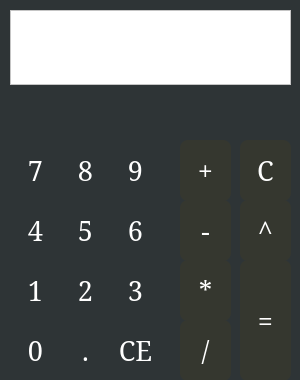
Above: GUI/menu/calc1.ui from eclub-iitk/desktopography before the change. Below: the same form after it.
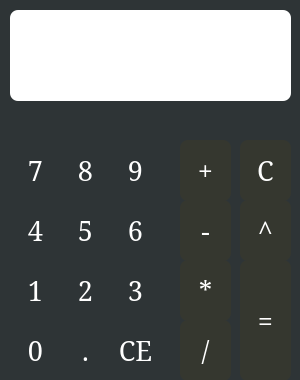
That is the form after the change. Icons and pictures are not drawn.

```diff
--- a/GUI/menu/calc1.ui
+++ b/GUI/menu/calc1.ui
@@ -900,11 +900,14 @@
       <x>10</x>
       <y>10</y>
       <width>281</width>
-      <height>75</height>
+      <height>91</height>
      </rect>
     </property>
     <property name="styleSheet">
-     <string notr="true">background-color: rgb(255, 255, 255);</string>
+     <string notr="true">background-color: rgb(255, 255, 255);
+border-radius:8px;
+border:rgb(31, 190, 207);
+border-size:3px;</string>
     </property>
    </widget>
    <widget class="QPushButton" name="pushButton_35">
```
Left out of the diff: 6 changed lines with no effect on the pictures.
